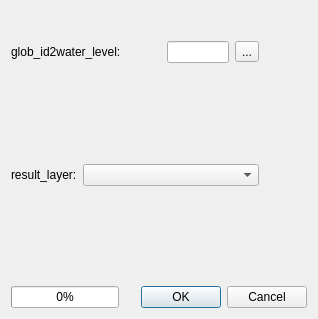
First picture: the form in ui/ui_navigation_analyzer.ui, repository dabachma/promaides_gis_tools, before the edit.
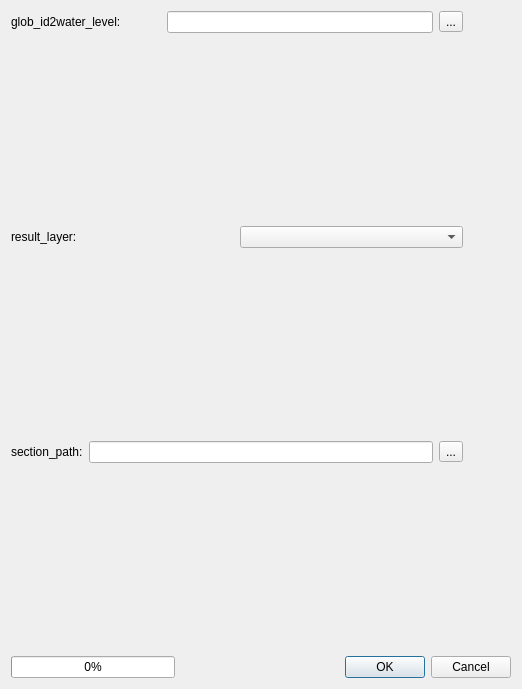
Second picture: the form after the edit. Icons and pictures are not drawn. Custom widgets are drawn as their Qt base class.

Commit message: changes in weather transfer were made; some units were corrected

What changed in the file:
```diff
--- a/ui/ui_navigation_analyzer.ui
+++ b/ui/ui_navigation_analyzer.ui
@@ -6,8 +6,8 @@
    <rect>
     <x>0</x>
     <y>0</y>
-    <width>318</width>
-    <height>319</height>
+    <width>522</width>
+    <height>689</height>
    </rect>
   </property>
   <property name="sizePolicy">
@@ -38,7 +38,62 @@
    <bool>false</bool>
   </property>
   <layout class="QGridLayout" name="gridLayout">
-   <item row="0" column="5">
+   <item row="0" column="0">
+    <layout class="QVBoxLayout" name="verticalLayout_2">
+     <item>
+      <layout class="QHBoxLayout" name="horizontalLayout">
+       <item>
+        <widget class="QLabel" name="label_glb2wl">
+         <property name="minimumSize">
+          <size>
+           <width>150</width>
+           <height>0</height>
+          </size>
+         </property>
+         <property name="toolTip">
+          <string>Print to console</string>
+         </property>
+         <property name="text">
+          <string>glob_id2water_level:</string>
+         </property>
+        </widget>
+       </item>
+       <item>
+        <widget class="QLineEdit" name="glob2wl_import">
+         <property name="toolTip">
+          <string>Print to console</string>
+         </property>
+         <property name="whatsThis">
+          <string>Text will be printed 
+ to the QGIS-Python console</string>
+         </property>
+        </widget>
+       </item>
+       <item>
+        <widget class="QToolButton" name="browse_button_glob2wl_import">
+         <property name="text">
+          <string>...</string>
+         </property>
+        </widget>
+       </item>
+      </layout>
+     </item>
+     <item>
+      <spacer name="verticalSpacer_2">
+       <property name="orientation">
+        <enum>Qt::Vertical</enum>
+       </property>
+       <property name="sizeHint" stdset="0">
+        <size>
+         <width>20</width>
+         <height>88</height>
+        </size>
+       </property>
+      </spacer>
+     </item>
+    </layout>
+   </item>
+   <item row="0" column="1">
     <widget class="QPushButton" name="HelpButton">
      <property name="maximumSize">
       <size>
@@ -73,68 +128,61 @@
      </property>
     </widget>
    </item>
-   <item row="1" column="0" colspan="3">
-    <layout class="QHBoxLayout" name="horizontalLayout">
+   <item row="1" column="0">
+    <layout class="QVBoxLayout" name="verticalLayout">
      <item>
-      <widget class="QLabel" name="label_2">
-       <property name="minimumSize">
-        <size>
-         <width>150</width>
-         <height>0</height>
-        </size>
-       </property>
-       <property name="toolTip">
-        <string>Print to console</string>
-       </property>
-       <property name="text">
-        <string>glob_id2water_level:</string>
-       </property>
-      </widget>
-     </item>
-    </layout>
-   </item>
-   <item row="1" column="3">
-    <widget class="QLineEdit" name="lineEdit_1">
-     <property name="toolTip">
-      <string>Print to console</string>
-     </property>
-     <property name="whatsThis">
-      <string>Text will be printed 
- to the QGIS-Python console</string>
-     </property>
-    </widget>
-   </item>
-   <item row="1" column="4">
-    <widget class="QToolButton" name="toolButton">
-     <property name="text">
-      <string>...</string>
-     </property>
-    </widget>
-   </item>
-   <item row="2" column="4">
-    <spacer name="verticalSpacer_2">
-     <property name="orientation">
-      <enum>Qt::Vertical</enum>
-     </property>
-     <property name="sizeHint" stdset="0">
-      <size>
-       <width>20</width>
-       <height>88</height>
-      </size>
-     </property>
-    </spacer>
-   </item>
-   <item row="3" column="0">
+      <layout class="QHBoxLayout" name="horizontalLayout_2">
+       <item>
     <widget class="QLabel" name="lb">
      <property name="text">
       <string>result_layer:</string>
      </property>
     </widget>
    </item>
-   <item row="3" column="1" colspan="4">
-    <widget class="QgsMapLayerComboBox" name="mMapLayerComboBox"/>
-   </item>
-   <item row="4" column="3">
+       <item>
+        <widget class="QgsMapLayerComboBox" name="mMapLayerComboBox_hyd_result"/>
+       </item>
+      </layout>
+     </item>
+     <item>
+      <spacer name="verticalSpacer_3">
+       <property name="orientation">
+        <enum>Qt::Vertical</enum>
+       </property>
+       <property name="sizeHint" stdset="0">
+        <size>
+         <width>20</width>
+         <height>40</height>
+        </size>
+       </property>
+      </spacer>
+     </item>
+    </layout>
+   </item>
+   <item row="2" column="0">
+    <layout class="QVBoxLayout" name="verticalLayout_3">
+     <item>
+      <layout class="QHBoxLayout" name="horizontalLayout_3">
+       <item>
+        <widget class="QLabel" name="label">
+         <property name="text">
+          <string>section_path:</string>
+         </property>
+        </widget>
+       </item>
+       <item>
+        <widget class="QLineEdit" name="lineEdit"/>
+       </item>
+       <item>
+        <widget class="QToolButton" name="toolButton_2">
+         <property name="text">
+          <string>...</string>
+         </property>
+        </widget>
+       </item>
+      </layout>
+     </item>
+     <item>
     <spacer name="verticalSpacer">
      <property name="orientation">
       <enum>Qt::Vertical</enum>
@@ -147,14 +195,31 @@
      </property>
     </spacer>
    </item>
-   <item row="5" column="0" colspan="2">
+    </layout>
+   </item>
+   <item row="3" column="0" colspan="2">
+    <layout class="QHBoxLayout" name="horizontalLayout_4">
+     <item>
     <widget class="QProgressBar" name="progressBar">
      <property name="value">
       <number>0</number>
      </property>
     </widget>
    </item>
-   <item row="5" column="2" colspan="4">
+     <item>
+      <spacer name="horizontalSpacer">
+       <property name="orientation">
+        <enum>Qt::Horizontal</enum>
+       </property>
+       <property name="sizeHint" stdset="0">
+        <size>
+         <width>40</width>
+         <height>20</height>
+        </size>
+       </property>
+      </spacer>
+     </item>
+     <item>
     <widget class="QDialogButtonBox" name="button_box">
      <property name="orientation">
       <enum>Qt::Horizontal</enum>
@@ -163,6 +228,8 @@
       <set>QDialogButtonBox::Cancel|QDialogButtonBox::Ok</set>
      </property>
     </widget>
+     </item>
+    </layout>
    </item>
   </layout>
  </widget>
```
Left out of the diff: 2 changed lines with no effect on the pictures. Lines whose indentation alone changed are shown as unchanged. The commit also changes 2 other files.
